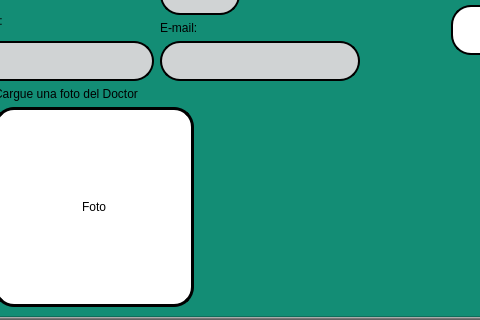
Before: the Qt Designer form interfaces/dogtores.ui in Reinaldito04/App-Consultas-y-Historias-Medicas, drawn with Qt 5; both pictures show x 265 to 745 and y 258 to 578 of the 879 by 578 pixel window.
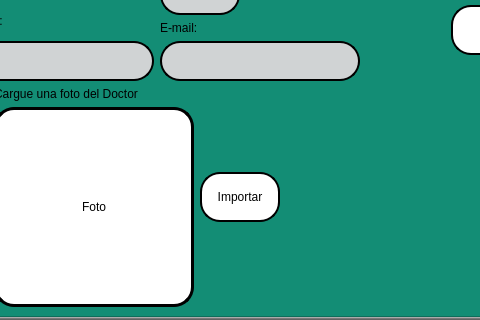
After: the same form once the commit is applied.

Commit message: cambios en registros de usuarios (interfaz ,logica e imagenes)

Patch:
```diff
--- a/interfaces/dogtores.ui
+++ b/interfaces/dogtores.ui
@@ -612,6 +612,19 @@
                       </item>
                      </layout>
                     </item>
+                    <item>
+                     <widget class="QPushButton" name="bt_photo">
+                      <property name="minimumSize">
+                       <size>
+                        <width>80</width>
+                        <height>50</height>
+                       </size>
+                      </property>
+                      <property name="text">
+                       <string>Importar</string>
+                      </property>
+                     </widget>
+                    </item>
                     <item>
                      <spacer name="horizontalSpacer">
                       <property name="orientation">
```
Left out of the diff: 9 changed lines with no effect on the pictures. The commit also changes 4 other files.
